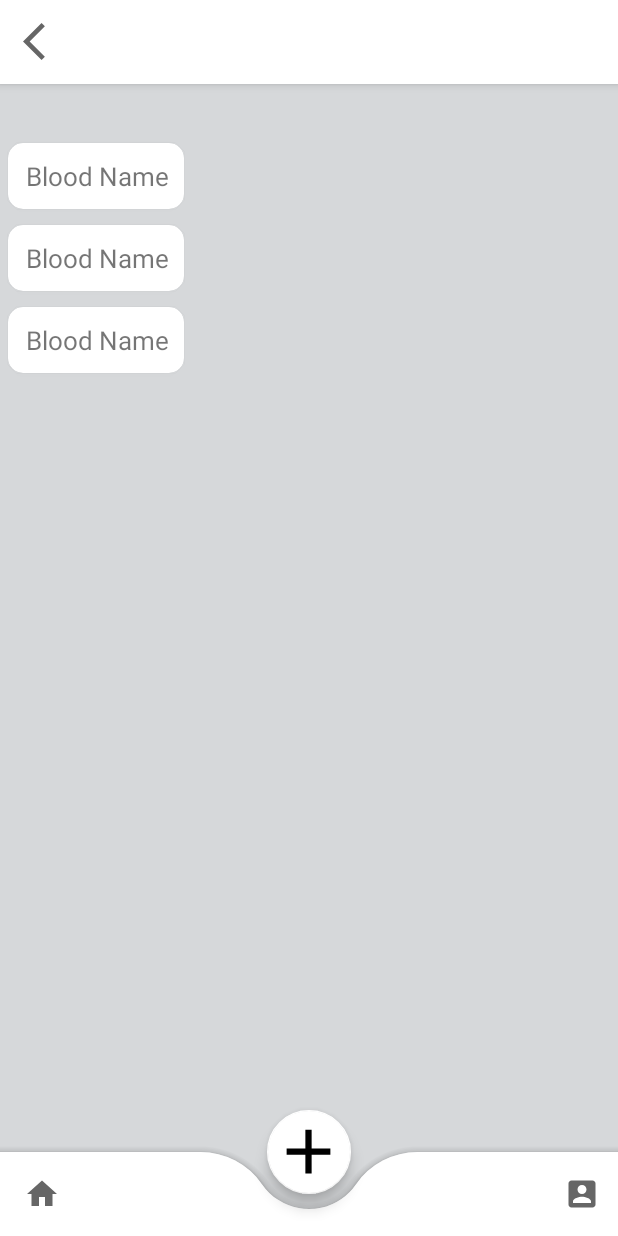
After one commit to akash-svg/MSFpOcketList, an Android app: the layout activity_mission.xml on its own in the app's theme, with its tools: preview values and no code run, on a phone screen of 412 x 824 dp. The commit adds this screen. Run offline under Robolectric (Android 15) with nearby library versions, the phone set to English and light mode, and no system bars.

Commit message:
some new file add

```diff
--- a/app/src/main/AndroidManifest.xml
+++ b/app/src/main/AndroidManifest.xml
@@ -9,6 +9,15 @@
         android:roundIcon="@mipmap/ic_launcher_round"
         android:supportsRtl="true"
         android:theme="@style/Theme.MSFPocketList">
+        <activity
+            android:name=".MISSION"
+            android:exported="false" />
+        <activity
+            android:name=".MSF_HQ"
+            android:exported="false" />
+        <activity
+            android:name=".HomeActivity"
+            android:exported="true" />
         <activity
             android:name=".ForgotPassword"
             android:exported="true" />
--- a/app/src/main/java/com/example/msfpocketlist/HomeActivity.java
+++ b/app/src/main/java/com/example/msfpocketlist/HomeActivity.java
@@ -3,14 +3,41 @@ package com.example.msfpocketlist;
 import static com.example.msfpocketlist.R.layout.*;
 
 import androidx.appcompat.app.AppCompatActivity;
+import androidx.cardview.widget.CardView;
 
+import android.content.Intent;
 import android.os.Bundle;
+import android.view.View;
 
 public class HomeActivity extends AppCompatActivity {
+    private CardView c_one,c_two,c_three;
 
     @Override
     protected void onCreate(Bundle savedInstanceState) {
         super.onCreate(savedInstanceState);
         setContentView(R.layout.activity_home);
+
+        c_one = findViewById(R.id.card_one);
+        c_two = findViewById(R.id.card_two);
+        c_three = findViewById(R.id.card_three);
+
+
+        c_one.setOnClickListener(new View.OnClickListener() {
+            @Override
+            public void onClick(View v) {
+                Intent intent = new Intent(HomeActivity.this,MSF_HQ.class);
+                startActivity(intent);
+            }
+        });
+
+
+        c_two.setOnClickListener(new View.OnClickListener() {
+            @Override
+            public void onClick(View v) {
+                Intent intent = new Intent(HomeActivity.this,MISSION.class);
+                startActivity(intent);
+            }
+        });
+
     }
 }
--- /dev/null
+++ b/app/src/main/java/com/example/msfpocketlist/MISSION.java
@@ -0,0 +1,21 @@
+package com.example.msfpocketlist;
+
+import androidx.appcompat.app.AppCompatActivity;
+
+import android.os.Bundle;
+
+import com.google.android.material.bottomnavigation.BottomNavigationView;
+
+public class MISSION extends AppCompatActivity {
+
+    //BottomNavigationView bottomNavigationView;
+
+    @Override
+    protected void onCreate(Bundle savedInstanceState) {
+        super.onCreate(savedInstanceState);
+        setContentView(R.layout.activity_mission);
+
+        //bottomNavigationView = findViewById(R.id.bottom_View);
+        //bottomNavigationView.setBackground(null);
+    }
+}
--- /dev/null
+++ b/app/src/main/java/com/example/msfpocketlist/MSF_HQ.java
@@ -0,0 +1,14 @@
+package com.example.msfpocketlist;
+
+import androidx.appcompat.app.AppCompatActivity;
+
+import android.os.Bundle;
+
+public class MSF_HQ extends AppCompatActivity {
+
+    @Override
+    protected void onCreate(Bundle savedInstanceState) {
+        super.onCreate(savedInstanceState);
+        setContentView(R.layout.activity_msf_hq);
+    }
+}
--- /dev/null
+++ b/app/src/main/res/drawable/ic_account_box.xml
@@ -0,0 +1,10 @@
+<vector xmlns:android="http://schemas.android.com/apk/res/android"
+    android:width="24dp"
+    android:height="24dp"
+    android:viewportWidth="24"
+    android:viewportHeight="24"
+    android:tint="?attr/colorControlNormal">
+  <path
+      android:fillColor="@android:color/white"
+      android:pathData="M3,5v14c0,1.1 0.89,2 2,2h14c1.1,0 2,-0.9 2,-2L21,5c0,-1.1 -0.9,-2 -2,-2L5,3c-1.11,0 -2,0.9 -2,2zM15,9c0,1.66 -1.34,3 -3,3s-3,-1.34 -3,-3 1.34,-3 3,-3 3,1.34 3,3zM6,17c0,-2 4,-3.1 6,-3.1s6,1.1 6,3.1v1L6,18v-1z"/>
+</vector>
--- /dev/null
+++ b/app/src/main/res/drawable/ic_add.xml
@@ -0,0 +1,10 @@
+<vector xmlns:android="http://schemas.android.com/apk/res/android"
+    android:width="24dp"
+    android:height="24dp"
+    android:viewportWidth="24"
+    android:viewportHeight="24"
+    android:tint="?attr/colorControlNormal">
+  <path
+      android:fillColor="@android:color/white"
+      android:pathData="M19,13h-6v6h-2v-6H5v-2h6V5h2v6h6v2z"/>
+</vector>
--- /dev/null
+++ b/app/src/main/res/drawable/ic_home.xml
@@ -0,0 +1,10 @@
+<vector xmlns:android="http://schemas.android.com/apk/res/android"
+    android:width="24dp"
+    android:height="24dp"
+    android:viewportWidth="24"
+    android:viewportHeight="24"
+    android:tint="?attr/colorControlNormal">
+  <path
+      android:fillColor="@android:color/white"
+      android:pathData="M10,20v-6h4v6h5v-8h3L12,3 2,12h3v8z"/>
+</vector>
--- a/app/src/main/res/layout/activity_home.xml
+++ b/app/src/main/res/layout/activity_home.xml
@@ -42,7 +42,6 @@ to display the contact list"
         android:layout_marginTop="25dp"
         android:layout_marginEnd="10dp"
         app:cardCornerRadius="6dp"
-
         app:cardElevation="10dp"
         app:layout_constraintEnd_toEndOf="parent"
         app:layout_constraintStart_toStartOf="parent"
--- /dev/null
+++ b/app/src/main/res/layout/activity_mission.xml
@@ -0,0 +1,73 @@
+<?xml version="1.0" encoding="utf-8"?>
+<androidx.coordinatorlayout.widget.CoordinatorLayout
+    xmlns:android="http://schemas.android.com/apk/res/android"
+    xmlns:app="http://schemas.android.com/apk/res-auto"
+    xmlns:tools="http://schemas.android.com/tools"
+    android:layout_width="match_parent"
+    android:layout_height="match_parent"
+    tools:context=".MISSION"
+    android:background="@color/gray">
+
+
+
+
+        <include
+            android:id="@+id/include"
+            layout="@layout/custom_toolbar"
+            app:layout_constraintEnd_toEndOf="parent"
+            app:layout_constraintStart_toStartOf="parent"
+            app:layout_constraintTop_toTopOf="parent" />
+
+    <androidx.recyclerview.widget.RecyclerView
+        android:layout_width="match_parent"
+        android:layout_height="wrap_content"
+        android:layout_marginTop="90dp"
+        tools:listitem="@layout/cardview_mission"
+        android:layout_below="@id/include"/>
+
+
+    <com.google.android.material.bottomappbar.BottomAppBar
+        android:id="@+id/bottomAppbar"
+        android:layout_width="match_parent"
+        android:layout_height="wrap_content"
+        android:layout_gravity="bottom"
+        android:background="@color/white"
+        app:fabCradleMargin="10dp"
+        app:fabCradleRoundedCornerRadius="50dp"
+        app:layout_constraintBottom_toBottomOf="parent"
+        app:layout_constraintEnd_toEndOf="parent"
+        app:layout_constraintStart_toStartOf="parent"
+        app:menu="@menu/bottom_menu"
+        app:navigationIcon="@drawable/ic_home"
+        tools:ignore="BottomAppBar,MissingConstraints">
+
+
+        <!--            <com.google.android.material.bottomnavigation.BottomNavigationView-->
+        <!--                android:id="@+id/bottom_View"-->
+        <!--                android:layout_width="wrap_content"-->
+        <!--                android:layout_height="wrap_content"-->
+        <!--                android:layout_marginRight="20dp"-->
+        <!--                android:background="@android:color/transparent"-->
+        <!--                app:labelVisibilityMode="labeled"-->
+        <!--                app:menu="@menu/bottom_menu" />-->
+
+    </com.google.android.material.bottomappbar.BottomAppBar>
+
+        <com.google.android.material.floatingactionbutton.FloatingActionButton
+            android:id="@+id/floting_button"
+            android:layout_width="wrap_content"
+            android:layout_height="wrap_content"
+            android:src="@drawable/ic_add"
+            app:backgroundTint="@color/white"
+            app:layout_anchor="@id/bottomAppbar"
+            app:layout_constraintBottom_toTopOf="@+id/bottomAppbar"
+            app:maxImageSize="50dp"
+            tools:ignore="ContentDescription,MissingConstraints"
+            tools:layout_editor_absoluteX="177dp" />
+
+
+
+
+
+
+</androidx.coordinatorlayout.widget.CoordinatorLayout>
--- /dev/null
+++ b/app/src/main/res/layout/activity_msf_hq.xml
@@ -0,0 +1,9 @@
+<?xml version="1.0" encoding="utf-8"?>
+<androidx.constraintlayout.widget.ConstraintLayout xmlns:android="http://schemas.android.com/apk/res/android"
+    xmlns:app="http://schemas.android.com/apk/res-auto"
+    xmlns:tools="http://schemas.android.com/tools"
+    android:layout_width="match_parent"
+    android:layout_height="match_parent"
+    tools:context=".MSF_HQ">
+
+</androidx.constraintlayout.widget.ConstraintLayout>
--- /dev/null
+++ b/app/src/main/res/layout/cardview_mission.xml
@@ -0,0 +1,33 @@
+<?xml version="1.0" encoding="utf-8"?>
+<androidx.cardview.widget.CardView xmlns:android="http://schemas.android.com/apk/res/android"
+    android:layout_width="wrap_content"
+    android:layout_height="wrap_content"
+    xmlns:app="http://schemas.android.com/apk/res-auto"
+    android:layout_margin="5dp"
+    app:cardElevation="2dp"
+    app:cardCornerRadius="10dp">
+
+    <RelativeLayout
+        android:layout_width="wrap_content"
+        android:layout_height="wrap_content"
+        android:padding="10dp">
+
+        <LinearLayout
+            android:layout_width="wrap_content"
+            android:layout_height="wrap_content"
+            android:orientation="horizontal"
+            android:weightSum="1">
+
+                <TextView
+                    android:id="@+id/bloodname"
+                    android:layout_width="wrap_content"
+                    android:layout_height="wrap_content"
+                    android:layout_marginStart="2dp"
+                    android:layout_toEndOf="@+id/cirIM_dia"
+                    android:fontFamily="@font/noto_sans"
+                    android:text="Blood Name"
+                    android:textSize="17sp" />
+        </LinearLayout>
+    </RelativeLayout>
+
+</androidx.cardview.widget.CardView>
--- /dev/null
+++ b/app/src/main/res/menu/bottom_menu.xml
@@ -0,0 +1,15 @@
+<?xml version="1.0" encoding="utf-8"?>
+<menu xmlns:android="http://schemas.android.com/apk/res/android"
+    xmlns:app="http://schemas.android.com/apk/res-auto">
+
+<!--    <item-->
+<!--        android:id="@+id/home"-->
+<!--        android:title="Home"-->
+<!--        android:icon="@drawable/ic_home"/>-->
+    <item
+        android:id="@+id/account"
+        android:title="Account"
+        android:icon="@drawable/ic_account_box"
+        app:showAsAction="ifRoom"/>
+
+</menu>
```
